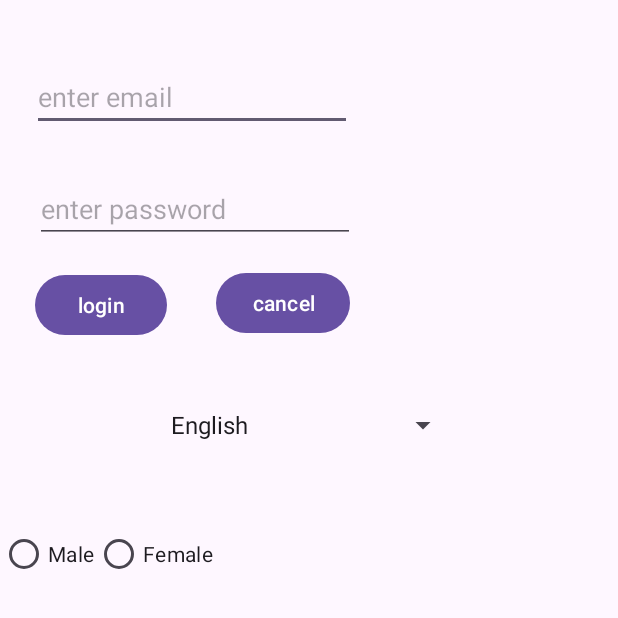
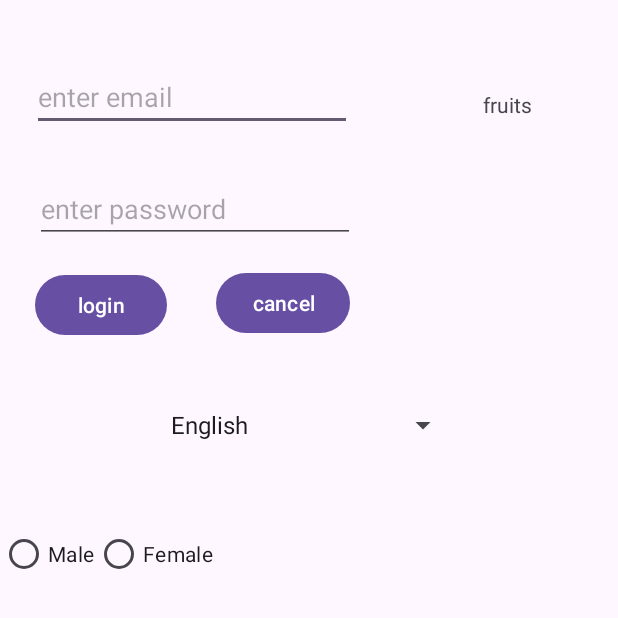
Before and after one commit to abdultanveer/amdocsapp, an Android app: the screen it shows after launch (MainActivity), after a tap on "cancel", on a phone screen of 412 x 824 dp, the top half of it. Run offline under Robolectric (Android 15) with nearby library versions, the phone set to English and light mode, and no system bars; our stand-ins replace Room's generated code.

Commit message:
retrieving data

```diff
--- a/app/src/main/java/com/example/amdocsapp/MainActivity.kt
+++ b/app/src/main/java/com/example/amdocsapp/MainActivity.kt
@@ -17,7 +17,11 @@ import com.example.amdocsapp.database.ItemDao
 import com.example.amdocsapp.database.ItemRoomDatabase
 import com.example.amdocsapp.databinding.ActivityMainBinding
 import com.google.android.material.snackbar.Snackbar
+import kotlinx.coroutines.Dispatchers
 import kotlinx.coroutines.GlobalScope
+import kotlinx.coroutines.flow.first
+import kotlinx.coroutines.flow.last
+import kotlinx.coroutines.flow.single
 import kotlinx.coroutines.launch
 
 class MainActivity : AppCompatActivity(), View.OnFocusChangeListener,
@@ -47,6 +51,16 @@ class MainActivity : AppCompatActivity(), View.OnFocusChangeListener,
         binding.btnLogin.setOnClickListener{
             insertItemDb()
         }
+        binding.btnCancel.setOnClickListener {
+            retreiveDb()
+        }
+    }
+
+    private fun retreiveDb() {
+        GlobalScope.launch(Dispatchers.Main) {
+           var item = dao.getItem(11).first()
+            binding.tvDb.text = item.itemName
+        }
     }
 
     private fun insertItemDb() {
@@ -61,9 +75,7 @@ class MainActivity : AppCompatActivity(), View.OnFocusChangeListener,
         Log.v(TAG,"onstart")
         binding.etEmail.setOnFocusChangeListener(this)
         binding.languagesSpinner.onItemSelectedListener = this
-        binding.btnCancel.setOnClickListener{
-            Log.i(TAG,"cancel btn clicked")
-        }
+
 
         binding.radioGroup.setOnCheckedChangeListener(this)
        /* binding.emailEt.setOnFocusChangeListener(this);
--- a/app/src/main/res/layout/activity_main.xml
+++ b/app/src/main/res/layout/activity_main.xml
@@ -101,4 +101,14 @@
             android:layout_height="wrap_content"
             android:text="Female" />
     </RadioGroup>
+
+    <TextView
+        android:id="@+id/tvDb"
+        android:layout_width="wrap_content"
+        android:layout_height="wrap_content"
+        android:layout_marginTop="60dp"
+        android:layout_marginEnd="57dp"
+        android:text="TextView"
+        app:layout_constraintEnd_toEndOf="parent"
+        app:layout_constraintTop_toTopOf="parent" />
 </androidx.constraintlayout.widget.ConstraintLayout>
```
